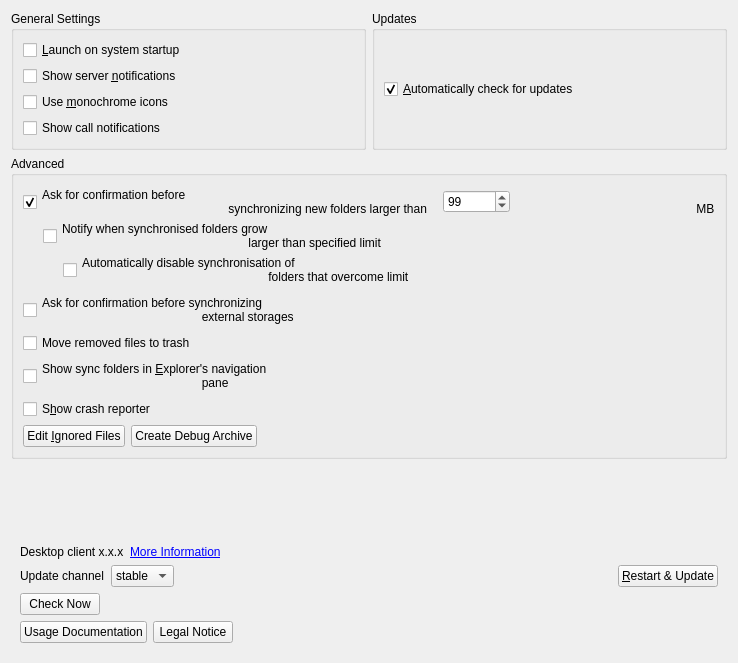
Above: src/gui/generalsettings.ui from IONOS-Productivity/nc-desktop before the change. Below: the same form after it.
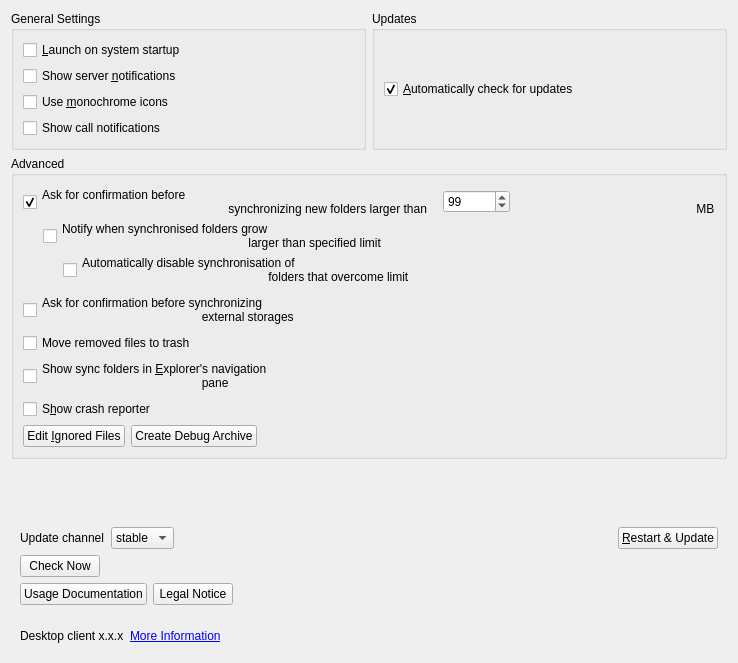
That is the form after the change.

Commit message: [SES-23][SES-18] Splitted Footer out of "about and update"

Patch:
```diff
--- a/src/gui/generalsettings.ui
+++ b/src/gui/generalsettings.ui
@@ -322,47 +322,6 @@
             <item>
                 <widget class="QFrame" name="aboutAndUpdatesGroupBox">
                     <layout class="QVBoxLayout" name="verticalLayout_3">
-                        <item>
-                            <layout class="QHBoxLayout">
-                                <item>
-                                    <widget class="QLabel" name="infoAndUpdatesLabel">
-                                        <property name="sizePolicy">
-                                            <sizepolicy hsizetype="Preferred" vsizetype="Minimum">
-                                                <horstretch>0</horstretch>
-                                                <verstretch>0</verstretch>
-                                            </sizepolicy>
-                                        </property>
-                                        <property name="text">
-                                            <string>Desktop client x.x.x</string>
-                                        </property>
-                                    </widget>
-                                </item>
-                                <item>
-                                    <widget class="QLabel" name="moreInfoLabel">
-                                        <property name="text">
-                                            <string>&lt;a href="https://example.com"&gt;More
-                                                Information&lt;/a&gt;</string>
-                                        </property>
-                                        <property name="openExternalLinks">
-                                            <bool>false</bool>
-                                        </property>
-                                    </widget>
-                                </item>
-                                <item>
-                                    <spacer name="horizontalSpacer">
-                                        <property name="orientation">
-                                            <enum>Qt::Horizontal</enum>
-                                        </property>
-                                        <property name="sizeHint" stdset="0">
-                                            <size>
-                                                <width>20</width>
-                                                <height>0</height>
-                                            </size>
-                                        </property>
-                                    </spacer>
-                                </item>
-                            </layout>
-                        </item>
                         <item>
                             <widget class="QFrame" name="updatesContainer">
                                 <layout class="QVBoxLayout" name="verticalLayout_5">
@@ -513,6 +472,50 @@
                     </layout>
                 </widget>
             </item>
+            <!-- Footer -->
+            <item>
+                <widget class="QFrame" name="footer_frame">
+                    <layout class="QHBoxLayout">
+                        <item>
+                            <widget class="QLabel" name="infoAndUpdatesLabel">
+                                <property name="sizePolicy">
+                                    <sizepolicy hsizetype="Preferred" vsizetype="Minimum">
+                                        <horstretch>0</horstretch>
+                                        <verstretch>0</verstretch>
+                                    </sizepolicy>
+                                </property>
+                                <property name="text">
+                                    <string>Desktop client x.x.x</string>
+                                </property>
+                            </widget>
+                        </item>
+                        <item>
+                            <widget class="QLabel" name="moreInfoLabel">
+                                <property name="text">
+                                    <string>&lt;a href="https://example.com"&gt;More
+                                        Information&lt;/a&gt;</string>
+                                </property>
+                                <property name="openExternalLinks">
+                                    <bool>false</bool>
+                                </property>
+                            </widget>
+                        </item>
+                        <item>
+                            <spacer name="horizontalSpacer">
+                                <property name="orientation">
+                                    <enum>Qt::Horizontal</enum>
+                                </property>
+                                <property name="sizeHint" stdset="0">
+                                    <size>
+                                        <width>20</width>
+                                        <height>0</height>
+                                    </size>
+                                </property>
+                            </spacer>
+                        </item>
+                    </layout>
+                </widget>
+            </item>
         </layout>
     </widget>
     <tabstops>
```
Left out of the diff: 2 changed lines with no effect on the pictures.
